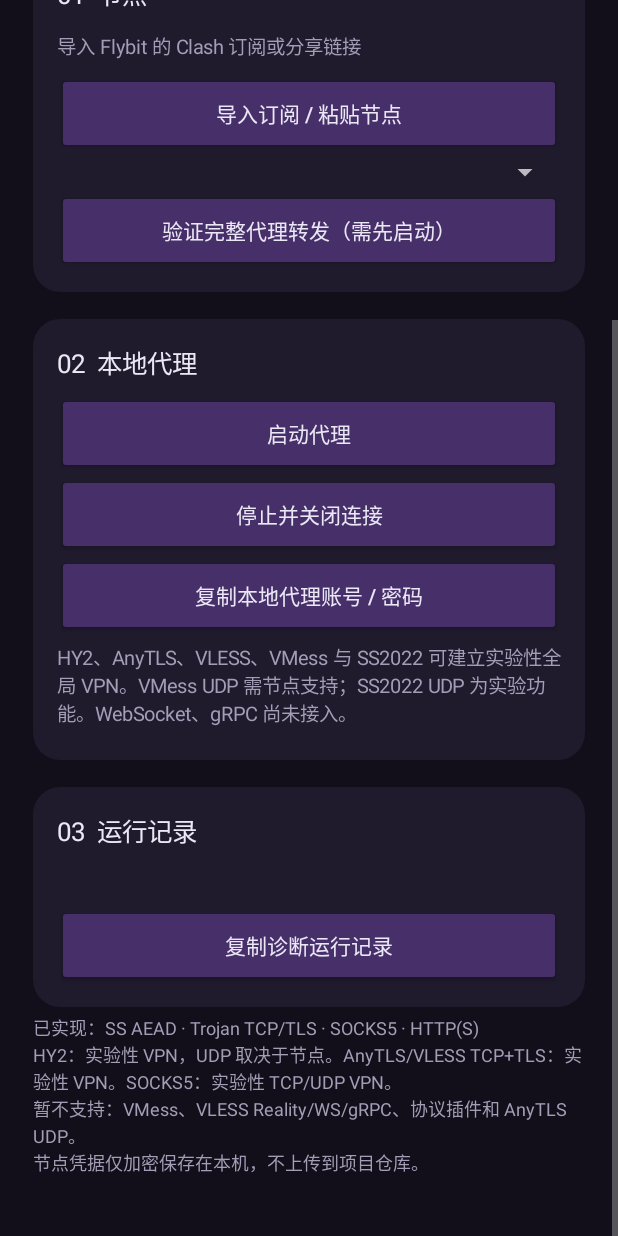
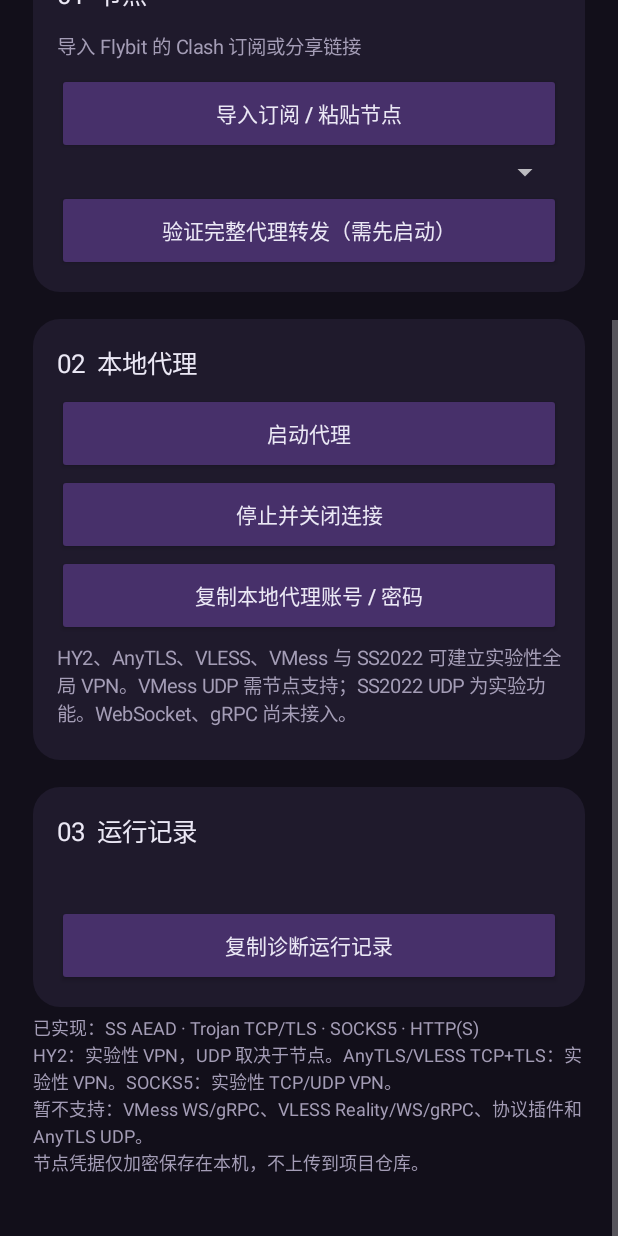
Before and after one commit to Cheems-gta/Cheems-Core, an Android app: the screen it shows after launch (MainActivity), scrolled down 287 dp, on a phone screen of 412 x 824 dp. Run offline under Robolectric (Android 15) with nearby library versions, the phone set to English and light mode, and no system bars; pictures from the network do not load.

Commit message:
Clarify unsupported VMess transport variants in UI

```diff
--- a/app/src/main/java/win/cheems/core/MainActivity.java
+++ b/app/src/main/java/win/cheems/core/MainActivity.java
@@ -157,7 +157,7 @@ public final class MainActivity extends Activity {
         label(
             "已实现：SS AEAD · Trojan TCP/TLS · SOCKS5 · HTTP(S)\n"
                 + "HY2：实验性 VPN，UDP 取决于节点。AnyTLS/VLESS TCP+TLS：实验性 VPN。SOCKS5：实验性 TCP/UDP VPN。\n"
-                + "暂不支持：VMess、VLESS Reality/WS/gRPC、协议插件和 AnyTLS UDP。\n"
+                + "暂不支持：VMess WS/gRPC、VLESS Reality/WS/gRPC、协议插件和 AnyTLS UDP。\n"
                 + "节点凭据仅加密保存在本机，不上传到项目仓库。",
             12,
             muted));
```
